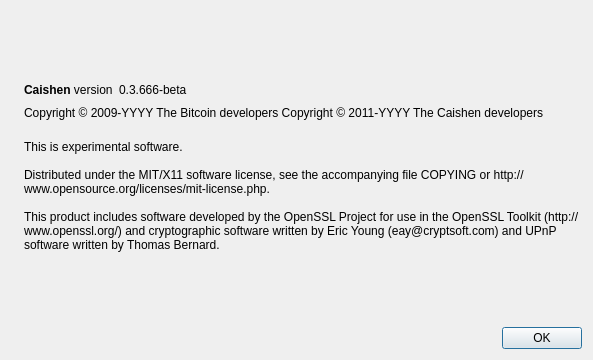
First picture: the form in src/qt/forms/aboutdialog.ui, repository Xyb0rg/caishen, before the edit.
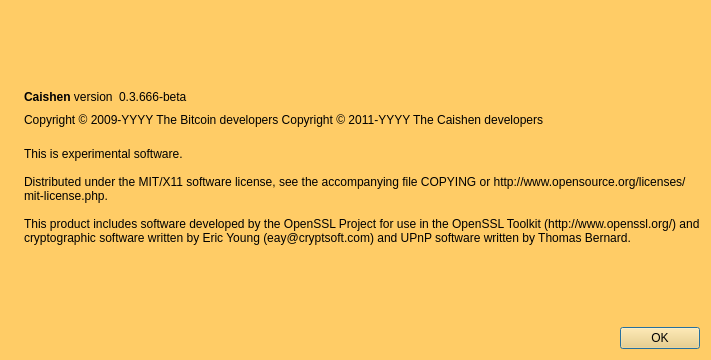
Second picture: the form after the edit. Icons and pictures are not drawn.

```diff
--- a/src/qt/forms/aboutdialog.ui
+++ b/src/qt/forms/aboutdialog.ui
@@ -6,13 +6,17 @@
    <rect>
     <x>0</x>
     <y>0</y>
-    <width>593</width>
+    <width>711</width>
     <height>360</height>
    </rect>
   </property>
   <property name="windowTitle">
    <string>About Caishen</string>
   </property>
+  <property name="styleSheet">
+   <string notr="true">background-color: rgb(255, 204, 102);
+alternate-background-color: rgb(255, 204, 102);</string>
+  </property>
   <layout class="QHBoxLayout" name="horizontalLayout_2">
    <item>
     <widget class="QLabel" name="label_4">
```
